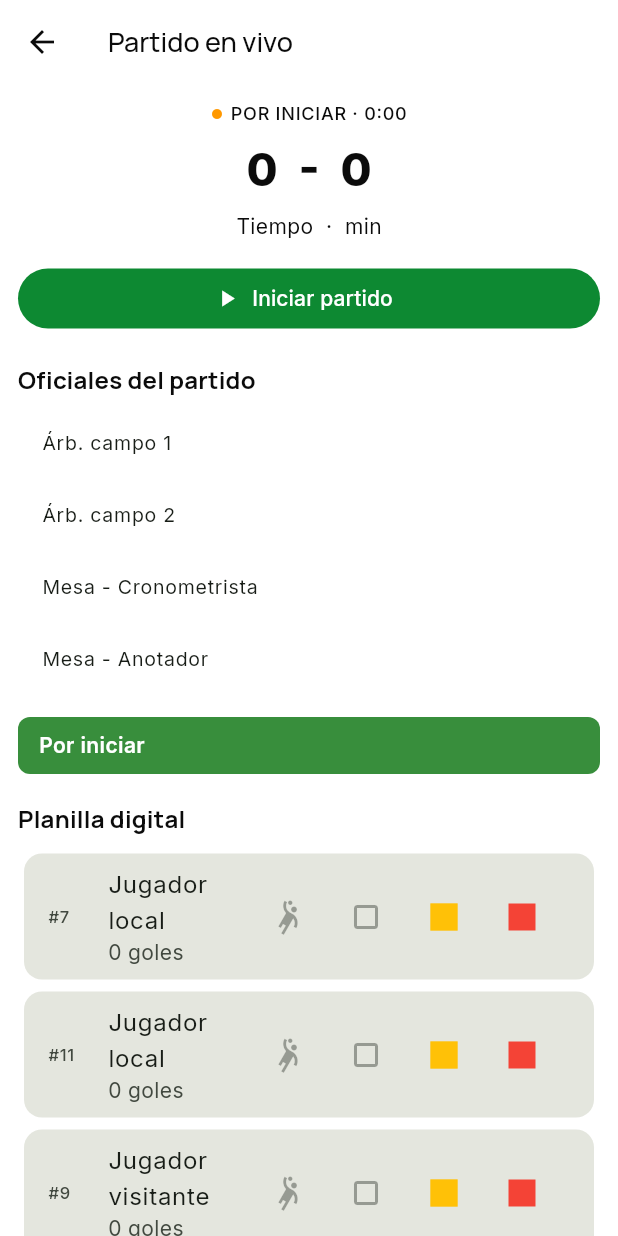
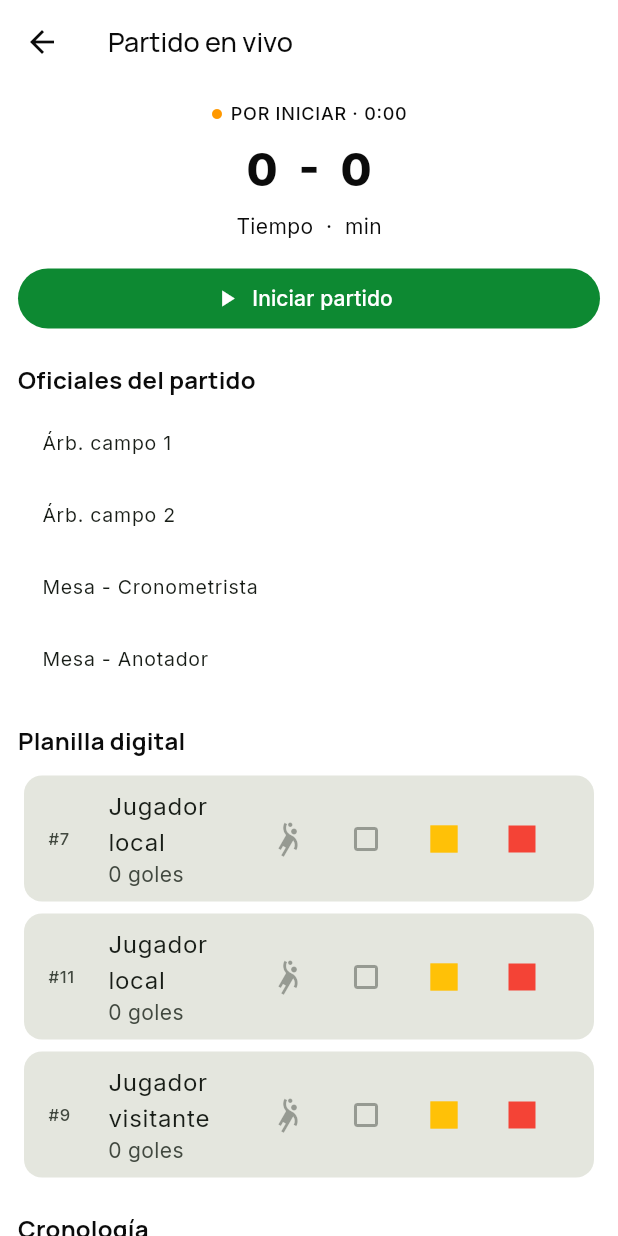
Before and after one commit to tatiana1104/handplay_demo, a Flutter app: the LiveMatchScreen screen opened directly with empty values, on a phone screen of 412 x 824 dp. Run offline on Flutter 3.47's test engine with Material 3 defaults, Android fonts, the phone set to English and light mode, and no system bars; our stand-ins replace cloud_firestore, dartz, equatable, firebase_auth, firebase_core, firebase_messaging and 5 more; accounts and stored records are empty.

Commit message:
Remove duplicate match status banner

```diff
--- a/lib/features/matches/presentation/screens/live_match_screen.dart
+++ b/lib/features/matches/presentation/screens/live_match_screen.dart
@@ -4,7 +4,6 @@ import 'package:flutter_bloc/flutter_bloc.dart';
 
 import '../../../auth/presentation/bloc/auth_bloc.dart';
 import '../../../auth/presentation/bloc/auth_state.dart';
-import '../widgets/match_status_label.dart';
 
 class LiveMatchScreen extends StatefulWidget {
   const LiveMatchScreen({super.key, required this.matchId, required this.match});
@@ -65,8 +64,6 @@ class _LiveMatchScreenState extends State<LiveMatchScreen> {
           _official('Mesa - Cronometrista', _match['timekeeperName'] ?? _match['timekeeper']),
           _official('Mesa - Anotador', _match['scorerName'] ?? _match['scorer']),
         ]),
-        const SizedBox(height: 14),
-        MatchStatusLabel(status: _match['status']?.toString()),
         const SizedBox(height: 18),
         _section('Planilla digital', [
           _playerRow('#7', 'Jugador local', 0),
```
